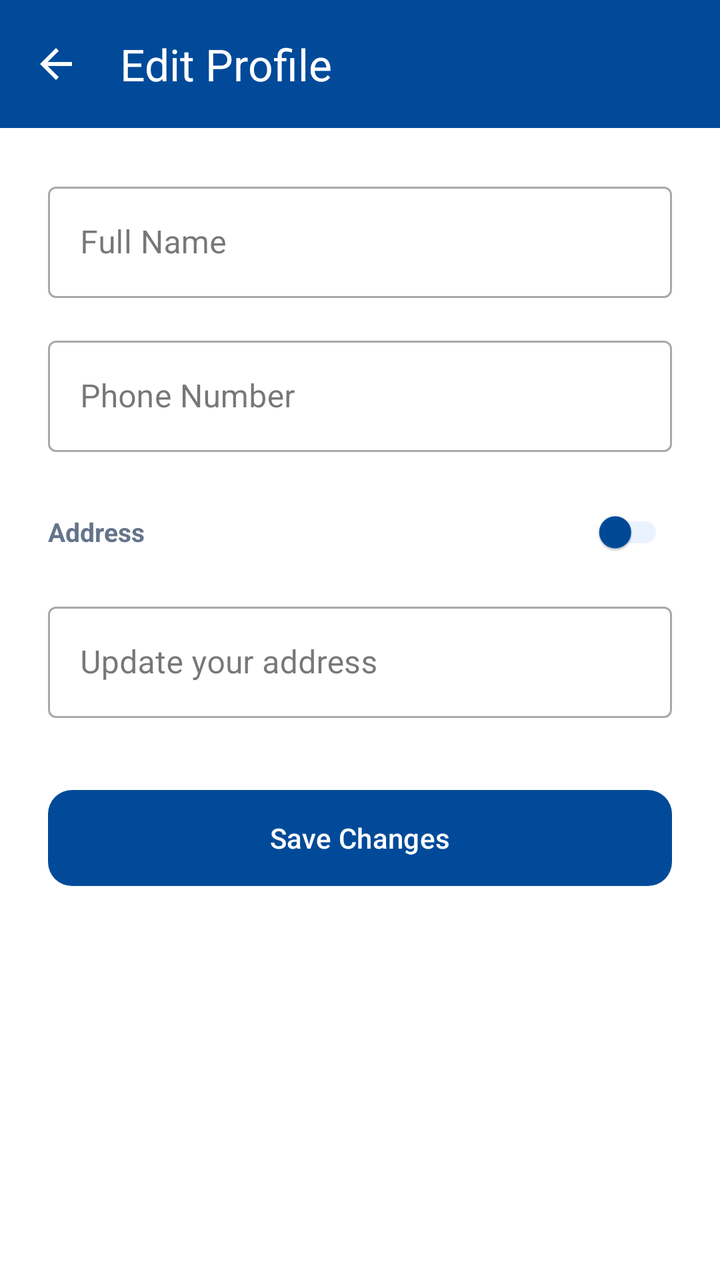
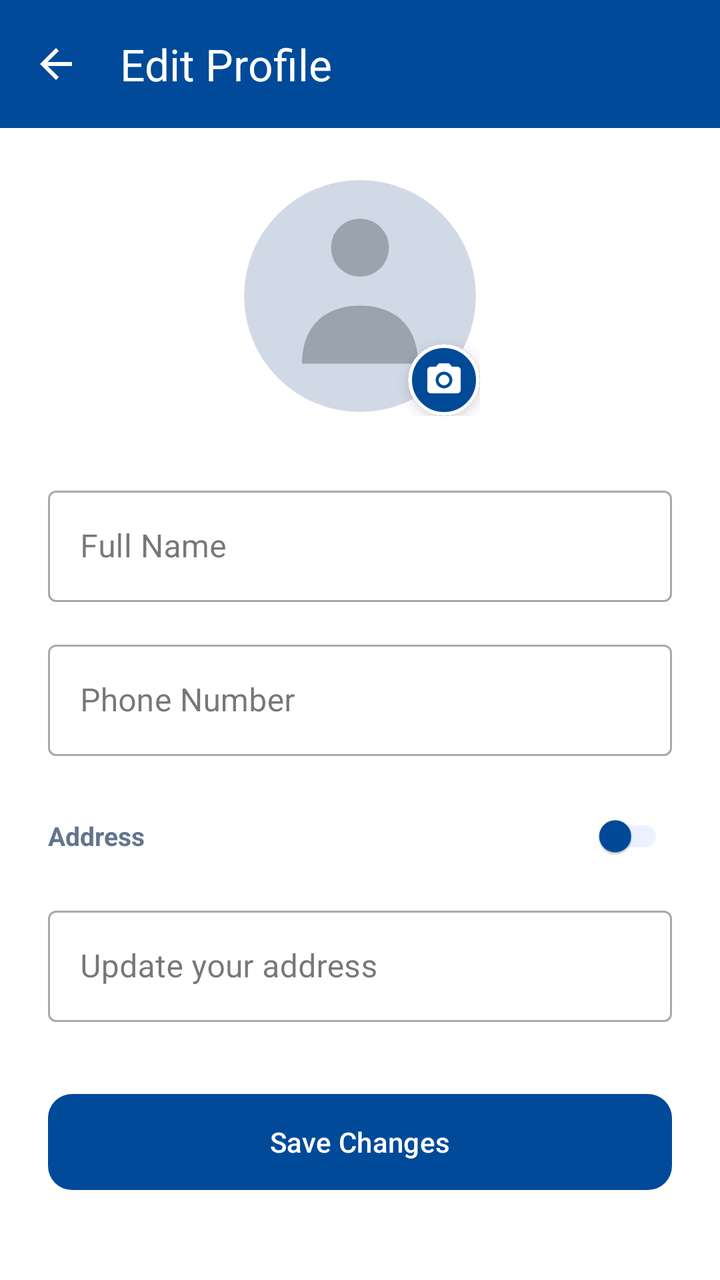

The first picture is an Android layout as it rendered before a commit; the second is the same layout after the commit. The layout source and the unified diff follow.
<!-- AndroidManifest.xml: application theme Theme.Newtacks -->
<!-- res/layout/activity_client_edit_profile.xml -->
<?xml version="1.0" encoding="utf-8"?>
<LinearLayout xmlns:android="http://schemas.android.com/apk/res/android"
    xmlns:app="http://schemas.android.com/apk/res-auto"
    android:layout_width="match_parent"
    android:layout_height="match_parent"
    android:orientation="vertical"
    android:background="#FFFFFF">

    <androidx.appcompat.widget.Toolbar
        android:id="@+id/toolbar"
        android:layout_width="match_parent"
        android:layout_height="?attr/actionBarSize"
        android:background="#004A99"
        app:navigationIcon="@drawable/ic_back"
        app:navigationIconTint="#FFFFFF"
        app:title="Edit Profile"
        app:titleTextColor="#FFFFFF" />

    <ScrollView
        android:layout_width="match_parent"
        android:layout_height="match_parent"
        android:fillViewport="true">

        <LinearLayout
            android:layout_width="match_parent"
            android:layout_height="wrap_content"
            android:orientation="vertical"
            android:padding="24dp">

            <com.google.android.material.textfield.TextInputLayout
                android:layout_width="match_parent"
                android:layout_height="wrap_content"
                android:hint="Full Name"
                style="@style/Widget.MaterialComponents.TextInputLayout.OutlinedBox"
                android:layout_marginBottom="16dp">
                <com.google.android.material.textfield.TextInputEditText
                    android:id="@+id/etName"
                    android:layout_width="match_parent"
                    android:layout_height="wrap_content" />
            </com.google.android.material.textfield.TextInputLayout>

            <com.google.android.material.textfield.TextInputLayout
                android:layout_width="match_parent"
                android:layout_height="wrap_content"
                android:hint="Phone Number"
                style="@style/Widget.MaterialComponents.TextInputLayout.OutlinedBox"
                android:layout_marginBottom="16dp">
                <com.google.android.material.textfield.TextInputEditText
                    android:id="@+id/etPhone"
                    android:layout_width="match_parent"
                    android:layout_height="wrap_content"
                    android:inputType="phone" />
            </com.google.android.material.textfield.TextInputLayout>

            <LinearLayout
                android:layout_width="match_parent"
                android:layout_height="wrap_content"
                android:orientation="horizontal"
                android:gravity="center_vertical"
                android:layout_marginBottom="8dp">
                <TextView
                    android:layout_width="0dp"
                    android:layout_height="wrap_content"
                    android:layout_weight="1"
                    android:text="Address"
                    android:textColor="#64748B"
                    android:textSize="13sp"
                    android:textStyle="bold" />
                <com.google.android.material.switchmaterial.SwitchMaterial
                    android:id="@+id/switchRealTimeLocation"
                    android:layout_width="wrap_content"
                    android:layout_height="wrap_content"
                    android:scaleX="0.8"
                    android:scaleY="0.8"
                    app:thumbTint="#004A99"
                    app:trackTint="#EBF2FF" />
            </LinearLayout>

            <com.google.android.material.textfield.TextInputLayout
                android:layout_width="match_parent"
                android:layout_height="wrap_content"
                style="@style/Widget.MaterialComponents.TextInputLayout.OutlinedBox"
                android:layout_marginBottom="32dp">
                <com.google.android.material.textfield.TextInputEditText
                    android:id="@+id/etAddress"
                    android:layout_width="match_parent"
                    android:layout_height="wrap_content"
                    android:hint="Update your address" />
            </com.google.android.material.textfield.TextInputLayout>

            <com.google.android.material.button.MaterialButton
                android:id="@+id/btnSave"
                android:layout_width="match_parent"
                android:layout_height="56dp"
                android:text="Save Changes"
                app:cornerRadius="12dp"
                app:backgroundTint="#004A99" />

        </LinearLayout>
    </ScrollView>

    <FrameLayout
        android:id="@+id/loadingOverlay"
        android:layout_width="match_parent"
        android:layout_height="match_parent"
        android:background="#80000000"
        android:visibility="gone"
        android:clickable="true"
        android:focusable="true">
        <ProgressBar
            android:layout_width="wrap_content"
            android:layout_height="wrap_content"
            android:layout_gravity="center"
            android:indeterminateTint="#FFFFFF" />
    </FrameLayout>

</LinearLayout>
<!-- resources referenced by this layout -->
<resources>
  <!-- drawable ic_back (drawable) -->
  <?xml version="1.0" encoding="utf-8"?>
  <vector xmlns:android="http://schemas.android.com/apk/res/android"
      android:width="24dp"
      android:height="24dp"
      android:viewportWidth="24"
      android:viewportHeight="24">
      <path
          android:fillColor="#FFFFFF"
          android:pathData="M20,11H7.83l5.59,-5.59L12,4l-8,8 8,8 1.41,-1.41L7.83,13H20v-2z"/>
  </vector>
  <style name="Theme.Newtacks" parent="Base.Theme.Newtacks" />
  <style name="Base.Theme.Newtacks" parent="Theme.Material3.DayNight.NoActionBar">
          <item name="colorPrimary">#004A99</item>
          <item name="colorPrimaryContainer">#004A99</item>
          <item name="colorOnPrimary">#FFFFFF</item>
          <item name="colorSecondary">#004A99</item>
          <item name="colorOnSecondary">#FFFFFF</item>
          <item name="colorTertiary">#004A99</item>
          <item name="colorSecondaryContainer">#EBF2FF</item>
          <item name="colorOnSecondaryContainer">#004A99</item>
          <item name="android:statusBarColor">#004A99</item>
          <item name="android:navigationBarColor">#FFFFFF</item>
          <item name="android:windowLightStatusBar" tools:targetApi="m">false</item>
      </style>
</resources>

<!-- the commit's change to res/layout/activity_client_edit_profile.xml (unified diff, before → after) -->
@@ -26,6 +26,42 @@
             android:layout_height="wrap_content"
             android:orientation="vertical"
             android:padding="24dp">
+
+            
+            <FrameLayout
+                android:id="@+id/layoutProfileImage"
+                android:layout_width="120dp"
+                android:layout_height="120dp"
+                android:layout_gravity="center_horizontal"
+                android:layout_marginBottom="32dp">
+
+                <com.google.android.material.imageview.ShapeableImageView
+                    android:id="@+id/ivProfileImage"
+                    android:layout_width="match_parent"
+                    android:layout_height="match_parent"
+                    android:src="@drawable/ic_person_placeholder"
+                    android:padding="2dp"
+                    android:background="#F1F5F9"
+                    android:scaleType="centerCrop"
+                    app:shapeAppearanceOverlay="@style/CircleImage" />
+
+                <com.google.android.material.card.MaterialCardView
+                    android:layout_width="36dp"
+                    android:layout_height="36dp"
+                    android:layout_gravity="bottom|end"
+                    app:cardCornerRadius="18dp"
+                    app:cardElevation="4dp"
+                    app:cardBackgroundColor="#004A99"
+                    app:strokeWidth="2dp"
+                    app:strokeColor="#FFFFFF">
+                    <ImageView
+                        android:layout_width="20dp"
+                        android:layout_height="20dp"
+                        android:layout_gravity="center"
+                        android:src="@drawable/ic_camera"
+                        app:tint="#FFFFFF" />
+                </com.google.android.material.card.MaterialCardView>
+            </FrameLayout>
 
             <com.google.android.material.textfield.TextInputLayout
                 android:layout_width="match_parent"
<!-- resource entries referenced after the edit -->
@@ -11,6 +11,47 @@
           android:fillColor="#FFFFFF"
           android:pathData="M20,11H7.83l5.59,-5.59L12,4l-8,8 8,8 1.41,-1.41L7.83,13H20v-2z"/>
   </vector>
+  <!-- drawable ic_camera (drawable) -->
+  <vector xmlns:android="http://schemas.android.com/apk/res/android"
+      android:width="24dp"
+      android:height="24dp"
+      android:viewportWidth="24"
+      android:viewportHeight="24">
+      <path
+          android:fillColor="#000000"
+          android:pathData="M12,12m-3.2,0a3.2,3.2 0,1 1,6.4 0a3.2,3.2 0,1 1,-6.4 0" />
+      <path
+          android:fillColor="#000000"
+          android:pathData="M9,2L7.17,4H4c-1.1,0 -2,0.9 -2,2v12c0,1.1 0.9,2 2,2h16c1.1,0 2,-0.9 2,-2V6c0,-1.1 -0.9,-2 -2,-2h-3.17L15,2H9zm3,15c-2.76,0 -5,-2.24 -5,-5s2.24,-5 5,-5s5,2.24 5,5s-2.24,5 -5,5z" />
+  </vector>
+  <!-- drawable ic_person_placeholder (drawable) -->
+  <?xml version="1.0" encoding="utf-8"?>
+  <vector xmlns:android="http://schemas.android.com/apk/res/android"
+      android:width="48dp"
+      android:height="48dp"
+      android:viewportWidth="48"
+      android:viewportHeight="48">
+  
+      
+      <path
+          android:fillColor="#D1D9E6"
+          android:pathData="M24,24m-24,0a24,24 0,1 1,48 0a24,24 0,1 1,-48 0" />
+  
+      
+      <path
+          android:fillColor="#9BA3AF"
+          android:pathData="M24,14m-6,0a6,6 0,1 1,12 0a6,6 0,1 1,-12 0" />
+  
+      
+      <path
+          android:fillColor="#9BA3AF"
+          android:pathData="M12,38 C12,30 17,26 24,26 C31,26 36,30 36,38 Z" />
+  
+  </vector>
+  <style name="CircleImage" parent="">
+          <item name="cornerFamily">rounded</item>
+          <item name="cornerSize">50%</item>
+      </style>
   <style name="Theme.Newtacks" parent="Base.Theme.Newtacks" />
   <style name="Base.Theme.Newtacks" parent="Theme.Material3.DayNight.NoActionBar">
           <item name="colorPrimary">#004A99</item>
